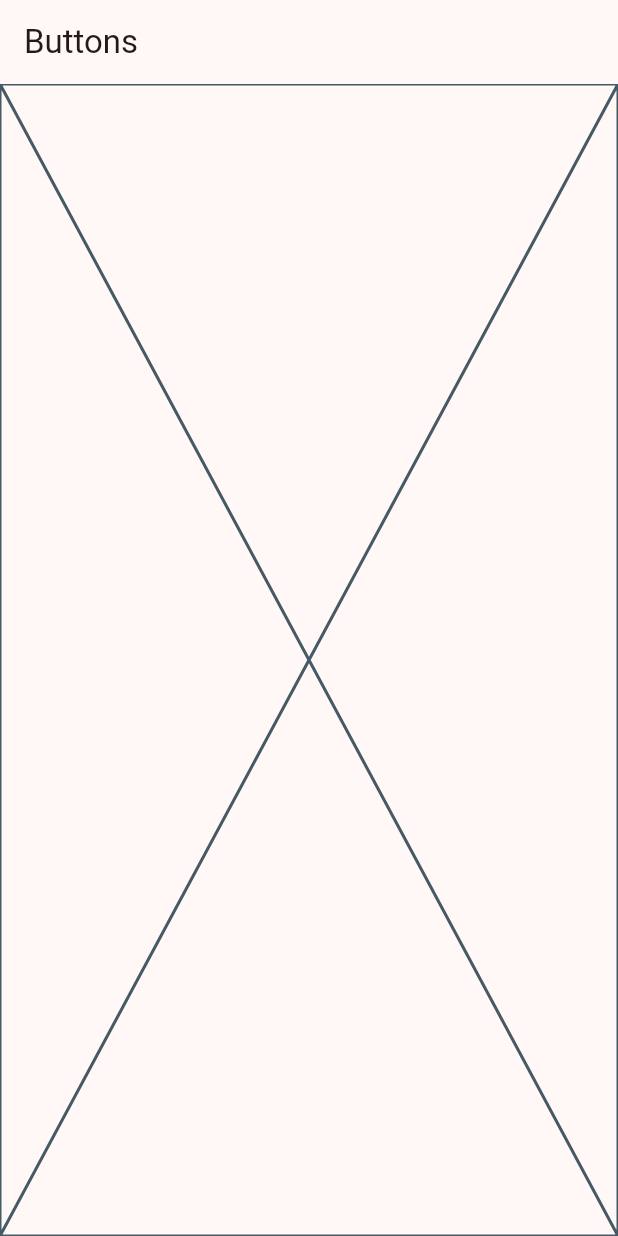
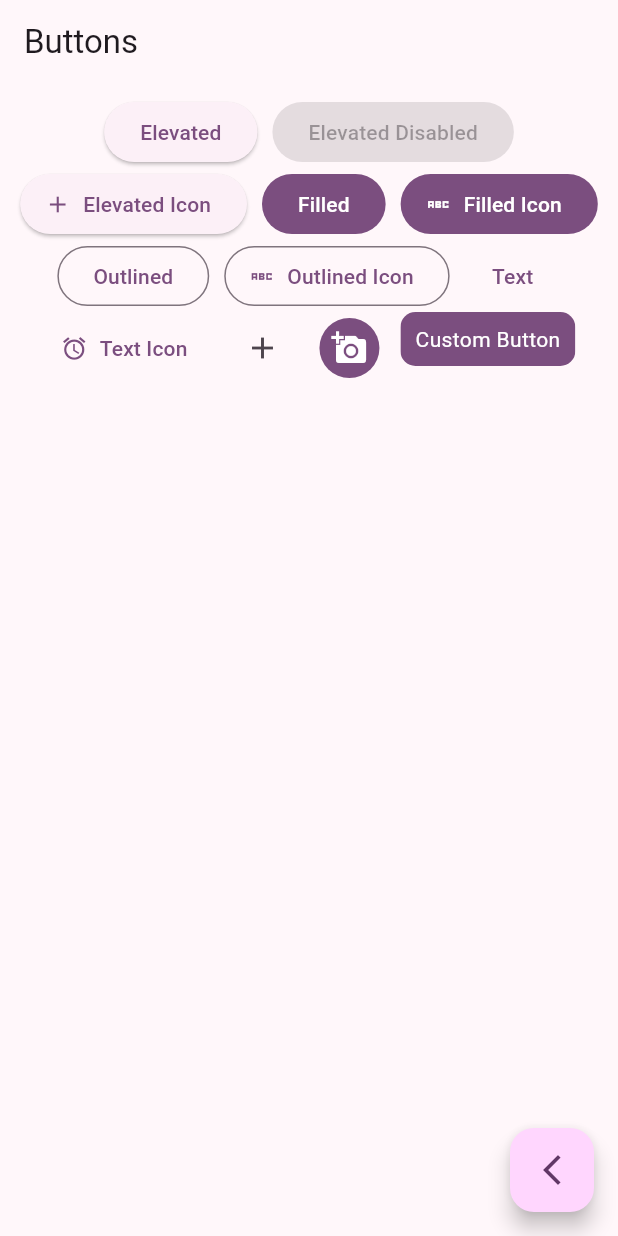
Before and after one commit to ArtRivera/widgets-app, a Flutter app: the ButtonsView screen opened by its route, on a phone screen of 412 x 824 dp. Run offline on Flutter 3.47's test engine with Material 2 defaults, Android fonts, the phone set to English and light mode, and no system bars; our stand-ins replace go_router.

Commit message:
feat: buttons screen finished

```diff
--- a/lib/main.dart
+++ b/lib/main.dart
@@ -14,7 +14,7 @@ class MainApp extends StatelessWidget {
     return MaterialApp.router(
       routerConfig: router,
       debugShowCheckedModeBanner: false,
-      theme: AppTheme(selectedColor: ThemeColor.red).getTheme(),
+      theme: AppTheme(selectedColor: ThemeColor.purple).getTheme(),
     );
   }
 }
--- a/lib/presentation/buttons/buttons_view.dart
+++ b/lib/presentation/buttons/buttons_view.dart
@@ -1,15 +1,74 @@
 import 'package:flutter/material.dart';
+import 'package:go_router/go_router.dart';
+
+import '../widgets/custom_button.dart';
 
 class ButtonsView extends StatelessWidget {
   const ButtonsView({super.key});
 
   @override
   Widget build(BuildContext context) {
+
+    final color = Theme.of(context).colorScheme;
+
     return Scaffold(
       appBar: AppBar(
         title: const Text('Buttons'),
       ),
-      body: const Placeholder(),
+      body: SizedBox(
+        width: double.infinity,
+        child: Padding(
+          padding: const EdgeInsets.symmetric(vertical: 8, horizontal: 10),
+          child: Wrap(
+            spacing: 10,
+            alignment: WrapAlignment.center,
+            children: [
+              ElevatedButton(onPressed: () {}, child: const Text('Elevated')),
+              const ElevatedButton(
+                  onPressed: null, child: Text('Elevated Disabled')),
+              ElevatedButton.icon(
+                  onPressed: () {},
+                  icon: const Icon(Icons.add),
+                  label: const Text('Elevated Icon')),
+              FilledButton(onPressed: () {}, child: const Text('Filled')),
+              FilledButton.icon(
+                  onPressed: () {},
+                  icon: const Icon(Icons.abc_sharp),
+                  label: const Text('Filled Icon')),
+              OutlinedButton(onPressed: () {}, child: const Text('Outlined')),
+              OutlinedButton.icon(
+                onPressed: () {},
+                icon: const Icon(Icons.abc_sharp),
+                label: const Text('Outlined Icon'),
+              ),
+              TextButton(onPressed: () {}, child: const Text('Text')),
+              TextButton.icon(
+                onPressed: () {},
+                icon: const Icon(Icons.access_alarms_outlined),
+                label: const Text('Text Icon'),
+              ),
+              IconButton(
+                onPressed: () {},
+                icon: const Icon(Icons.add),
+              ),
+              IconButton(
+                onPressed: () {},
+                icon: const Icon(Icons.add_a_photo),
+                style: ButtonStyle(
+                  backgroundColor: MaterialStateProperty.all(color.primary),
+                  foregroundColor: MaterialStateProperty.all(color.onPrimary),
+                ),
+              ),
+              const CustomButton(),
+            ],
+          ),
+        ),
+      ),
+      floatingActionButton: FloatingActionButton(
+          child: const Icon(Icons.arrow_back_ios_new_outlined),
+          onPressed: () {
+            context.pop();
+          }),
     );
   }
 }
--- a/lib/presentation/cards/cards_view.dart
+++ b/lib/presentation/cards/cards_view.dart
@@ -1,4 +1,5 @@
 import 'package:flutter/material.dart';
+import 'package:go_router/go_router.dart';
 
 class CardsView extends StatelessWidget {
   const CardsView({super.key});
@@ -6,10 +7,14 @@ class CardsView extends StatelessWidget {
   @override
   Widget build(BuildContext context) {
     return Scaffold(
-      appBar: AppBar(
-        title: const Text('Cards'),
-      ),
-      body: const Placeholder(),
-    );
+        appBar: AppBar(
+          title: const Text('Cards'),
+        ),
+        body: const Placeholder(),
+        floatingActionButton: FloatingActionButton(
+            child: const Icon(Icons.arrow_back_ios_new_outlined),
+            onPressed: () {
+              context.pop();
+            }));
   }
 }
--- /dev/null
+++ b/lib/presentation/widgets/custom_button.dart
@@ -0,0 +1,26 @@
+import 'package:flutter/material.dart';
+
+class CustomButton extends StatelessWidget {
+  const CustomButton({super.key});
+
+  @override
+  Widget build(BuildContext context) {
+    final color = Theme.of(context).colorScheme;
+
+    return ClipRRect(
+      borderRadius: BorderRadius.circular(10),
+      child: Material(
+        color: color.primary,
+        child: InkWell(
+          onTap: () {},
+          child: const Padding(
+              padding: EdgeInsets.symmetric(vertical: 8, horizontal: 10),
+              child: Text(
+                'Custom Button',
+                style: TextStyle(color: Colors.white),
+              )),
+        ),
+      ),
+    );
+  }
+}
--- a/lib/router/app_router.dart
+++ b/lib/router/app_router.dart
@@ -1,20 +1,26 @@
 import 'package:go_router/go_router.dart';
 import 'package:widgets_app/presentation/views.dart';
 
+final class Routes {
+  static const String home = '/';
+  static const String buttons = '/buttons';
+  static const String cards = '/cards';
+}
+
 // GoRouter configuration
 final router = GoRouter(
-  initialLocation: '/',
+  initialLocation: Routes.home,
   routes: [
     GoRoute(
-      path: '/',
+      path: Routes.home,
       builder: (context, state) => const HomeView(),
     ),
     GoRoute(
-      path: '/buttons',
+      path: Routes.buttons,
       builder: (context, state) => const ButtonsView(),
     ),
     GoRoute(
-      path: '/cards',
+      path: Routes.cards,
       builder: (context, state) => const CardsView(),
     ),
   ],
```
